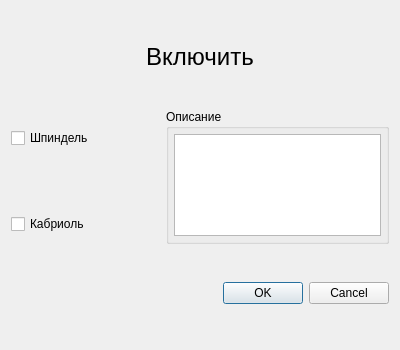
This is KAMEditor/gui/commands/ondialog.ui in Xtail96/SML as Qt 5 draws it before an edit. The edited form follows.
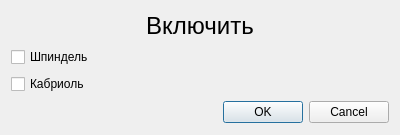
This is the edited form.

Diff of the .ui file:
```diff
--- a/KAMEditor/gui/commands/ondialog.ui
+++ b/KAMEditor/gui/commands/ondialog.ui
@@ -7,7 +7,7 @@
     <x>0</x>
     <y>0</y>
     <width>400</width>
-    <height>350</height>
+    <height>135</height>
    </rect>
   </property>
   <property name="windowTitle">
@@ -71,40 +71,6 @@
      </property>
     </widget>
    </item>
-   <item row="3" column="1" rowspan="2">
-    <widget class="QGroupBox" name="action_on_groupBox_description">
-     <property name="sizePolicy">
-      <sizepolicy hsizetype="Preferred" vsizetype="Preferred">
-       <horstretch>3</horstretch>
-       <verstretch>0</verstretch>
-      </sizepolicy>
-     </property>
-     <property name="title">
-      <string>Описание</string>
-     </property>
-     <layout class="QVBoxLayout" name="verticalLayout">
-      <property name="leftMargin">
-       <number>5</number>
-      </property>
-      <property name="topMargin">
-       <number>5</number>
-      </property>
-      <property name="rightMargin">
-       <number>5</number>
-      </property>
-      <property name="bottomMargin">
-       <number>5</number>
-      </property>
-      <item>
-       <widget class="QTextEdit" name="action_on_textEdit_description">
-        <property name="readOnly">
-         <bool>true</bool>
-        </property>
-       </widget>
-      </item>
-     </layout>
-    </widget>
-   </item>
   </layout>
  </widget>
  <resources/>
```
Left out of the diff: 6 changed lines with no effect on the pictures.
